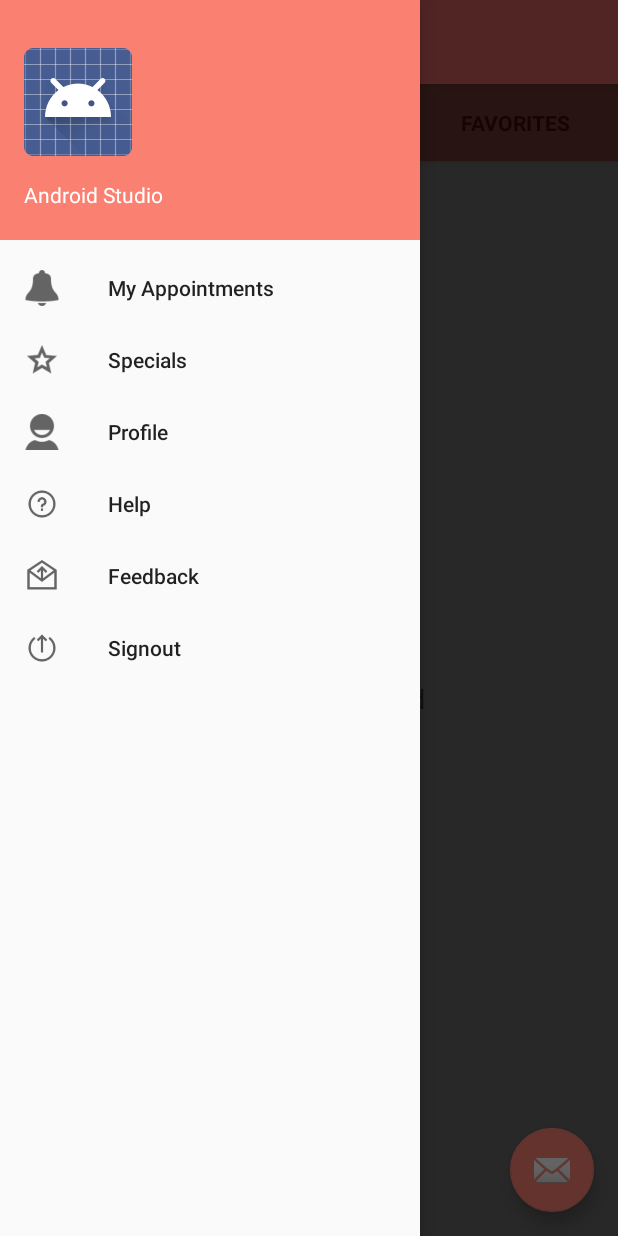
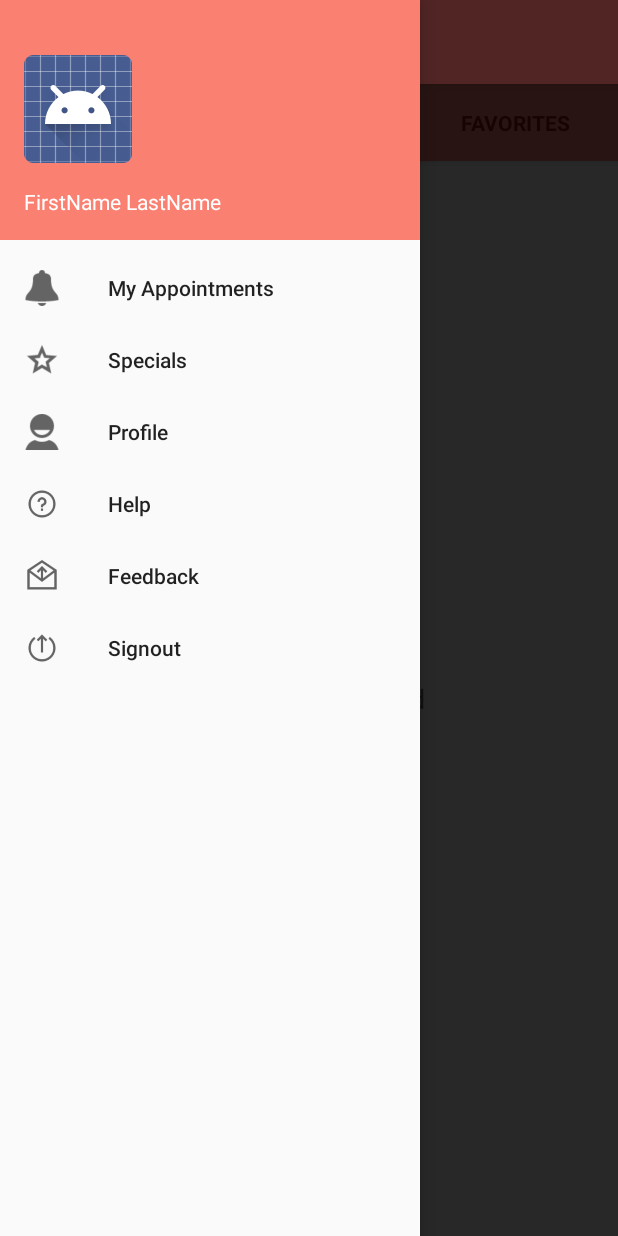
Before and after one commit to Mannik01/CustomerApplication, an Android app: the screen it shows after launch (MainActivity), with the side drawer open, on a phone screen of 412 x 824 dp. Run offline under Robolectric (Android 15) with nearby library versions, the phone set to English and light mode, and no system bars.

```diff
--- a/app/src/main/java/com/example/mandipsilwal/customerapplication/drawer.java
+++ b/app/src/main/java/com/example/mandipsilwal/customerapplication/drawer.java
@@ -25,14 +25,7 @@ public class drawer extends AppCompatActivity
         Toolbar toolbar = (Toolbar) findViewById(R.id.toolbar);
         setSupportActionBar(toolbar);
 
-        FloatingActionButton fab = (FloatingActionButton) findViewById(R.id.fab);
-        fab.setOnClickListener(new View.OnClickListener() {
-            @Override
-            public void onClick(View view) {
-                Snackbar.make(view, "Replace with your own action", Snackbar.LENGTH_LONG)
-                        .setAction("Action", null).show();
-            }
-        });
+
 
         drawer = (DrawerLayout) findViewById(R.id.drawer_layout);
         ActionBarDrawerToggle toggle = new ActionBarDrawerToggle(
--- a/app/src/main/res/layout/app_bar_drawer.xml
+++ b/app/src/main/res/layout/app_bar_drawer.xml
@@ -23,12 +23,5 @@
 
     <include layout="@layout/content_drawer" />
 
-    <android.support.design.widget.FloatingActionButton
-        android:id="@+id/fab"
-        android:layout_width="wrap_content"
-        android:layout_height="wrap_content"
-        android:layout_gravity="bottom|end"
-        android:layout_margin="@dimen/fab_margin"
-        app:srcCompat="@android:drawable/ic_dialog_email" />
 
 </android.support.design.widget.CoordinatorLayout>
--- a/app/src/main/res/layout/nav_header_drawer.xml
+++ b/app/src/main/res/layout/nav_header_drawer.xml
@@ -23,13 +23,9 @@
         android:layout_width="match_parent"
         android:layout_height="wrap_content"
         android:paddingTop="@dimen/nav_header_vertical_spacing"
-        android:text="Android Studio"
+        android:text="FirstName LastName"
         android:textAppearance="@style/TextAppearance.AppCompat.Body1" />
 
-    <TextView
-        android:id="@+id/textView"
-        android:layout_width="wrap_content"
-        android:layout_height="wrap_content"
-        android:text="android.studio@android.com" />
+
 
 </LinearLayout>
--- a/app/src/main/res/values/styles.xml
+++ b/app/src/main/res/values/styles.xml
@@ -1,7 +1,7 @@
 <resources>
 
     <!-- Base application theme. -->
-    <style name="AppTheme" parent="Theme.AppCompat.Light.DarkActionBar">
+    <style name="AppTheme" parent="Theme.AppCompat.Light.NoActionBar">
         <!-- Customize your theme here. -->
         <item name="colorPrimary">@color/colorPrimary</item>
         <item name="colorPrimaryDark">@color/colorPrimaryDark</item>
```
Also changed, not shown: app/src/main/java/com/example/mandipsilwal/customerapplication/search.java (added, +19 -0 lines), app/src/main/res/layout/activity_search.xml (added, +20 -0 lines), app/src/main/res/menu/menu_search_bar.xml (added, +12 -0 lines), app/src/main/res/drawable/search.png (added).
